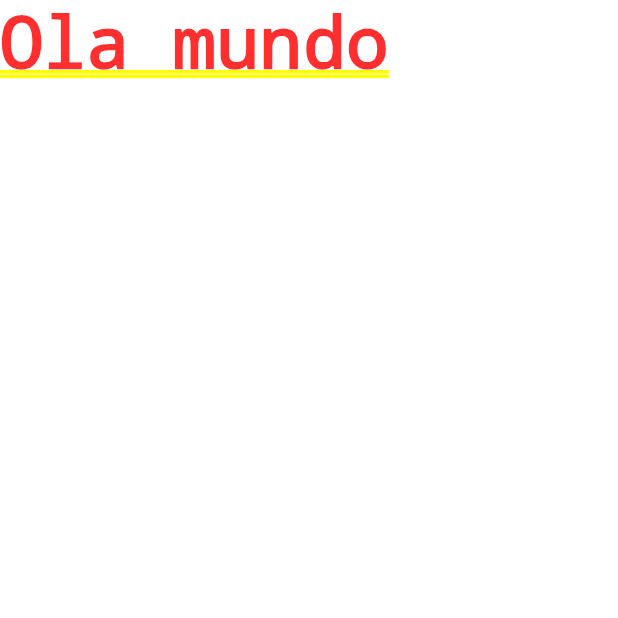
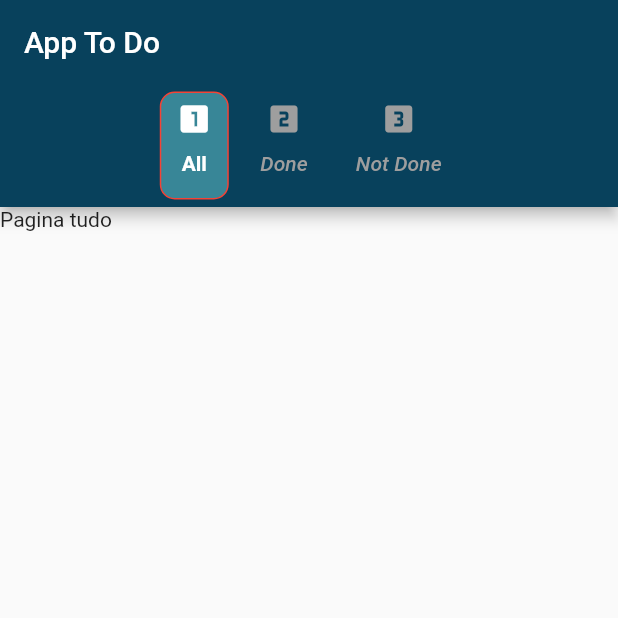
Before and after one commit to winkels7/flutter, a Flutter app: the screen it shows after launch, on a phone screen of 412 x 824 dp, the top half of it. Run offline on Flutter 3.47's test engine with Material 2 defaults, Android fonts, the phone set to English and light mode, and no system bars.

Commit message:
Estruturando páginas

```diff
--- a/desafio-toDo/desafio_todo/lib/main.dart
+++ b/desafio-toDo/desafio_todo/lib/main.dart
@@ -1,13 +1,111 @@
+import 'package:flutter/gestures.dart';
 import 'package:flutter/material.dart';
+import 'package:flutter/rendering.dart';
+
+import 'package:desafio_todo/screens/feito.dart';
+import 'package:desafio_todo/screens/naofeito.dart';
+import 'package:desafio_todo/screens/tudo.dart';
 
 void main() {
   runApp(ToDoApp());
 }
 
 class ToDoApp extends StatelessWidget {
-  Widget build(BuildContext contexto) {
+  @override
+  Widget build(BuildContext context) {
     return MaterialApp(
-      home: Text('Ola mundo'),
+      title: 'App To Do',
+      home: TabLayoutExample(),
     );
   }
 }
+
+class TabLayoutExample extends StatefulWidget {
+  @override
+  State<StatefulWidget> createState() {
+    return _TabLayoutExampleState();
+  }
+}
+
+class _TabLayoutExampleState extends State<TabLayoutExample>
+    with TickerProviderStateMixin {
+  late TabController _tabController;
+
+  @override
+  void initState() {
+    super.initState();
+    _tabController = TabController(length: 6, vsync: this);
+    _tabController.animateTo(2);
+  }
+
+  static const List<Tab> _tabs = [
+    const Tab(icon: Icon(Icons.looks_one), child: const Text('All')),
+    const Tab(icon: Icon(Icons.looks_two), text: 'Done'),
+    const Tab(icon: Icon(Icons.looks_3), text: 'Not Done'),
+  ];
+
+  static const List<Widget> _views = [
+    const Center(child: Tudo()),
+    const Center(child: Feito()),
+    const Center(child: NaoFeito()),
+  ];
+
+  @override
+  Widget build(BuildContext context) {
+    return MaterialApp(
+      home: DefaultTabController(
+        length: 6,
+        child: Scaffold(
+          appBar: AppBar(
+            bottom: TabBar(
+              labelColor: Colors.white,
+              unselectedLabelColor: Colors.grey,
+              labelStyle: const TextStyle(fontWeight: FontWeight.bold),
+              unselectedLabelStyle:
+                  const TextStyle(fontStyle: FontStyle.italic),
+              overlayColor:
+                  MaterialStateColor.resolveWith((Set<MaterialState> states) {
+                if (states.contains(MaterialState.pressed)) {
+                  return Colors.blue;
+                }
+                if (states.contains(MaterialState.focused)) {
+                  return Colors.orange;
+                } else if (states.contains(MaterialState.hovered)) {
+                  return Colors.pinkAccent;
+                }
+
+                return Colors.transparent;
+              }),
+              indicatorWeight: 10,
+              indicatorColor: Color(0xFFCC2936),
+              indicatorSize: TabBarIndicatorSize.tab,
+              indicatorPadding: const EdgeInsets.all(5),
+              indicator: BoxDecoration(
+                border: Border.all(color: Colors.red),
+                borderRadius: BorderRadius.circular(10),
+                color: Color(0xFF388697),
+              ),
+              isScrollable: true,
+              physics: BouncingScrollPhysics(),
+              onTap: (int index) {
+                print('Tab $index is tapped');
+              },
+              enableFeedback: true,
+              // Uncomment the line below and remove DefaultTabController if you want to use a custom TabController
+              // controller: _tabController,
+              tabs: _tabs,
+            ),
+            title: const Text('App To Do'),
+            backgroundColor: Color(0xFF08415C),
+          ),
+          body: const TabBarView(
+            physics: BouncingScrollPhysics(),
+            // Uncomment the line below and remove DefaultTabController if you want to use a custom TabController
+            // controller: _tabController,
+            children: _views,
+          ),
+        ),
+      ),
+    );
+  }
+}
--- /dev/null
+++ b/desafio-toDo/desafio_todo/lib/screens/feito.dart
@@ -0,0 +1,14 @@
+import 'package:flutter/material.dart';
+
+class Feito extends StatelessWidget {
+  const Feito({Key? key}) : super(key: key);
+
+  @override
+  Widget build(BuildContext context) {
+    return Scaffold(
+      body: Container(
+        child: Text('Pagina Feito'),
+      ),
+    );
+  }
+}
--- /dev/null
+++ b/desafio-toDo/desafio_todo/lib/screens/naofeito.dart
@@ -0,0 +1,14 @@
+import 'package:flutter/material.dart';
+
+class NaoFeito extends StatelessWidget {
+  const NaoFeito({Key? key}) : super(key: key);
+
+  @override
+  Widget build(BuildContext context) {
+    return Scaffold(
+      body: Container(
+        child: Text('Pagina NaoFeito'),
+      ),
+    );
+  }
+}
--- /dev/null
+++ b/desafio-toDo/desafio_todo/lib/screens/tudo.dart
@@ -0,0 +1,14 @@
+import 'package:flutter/material.dart';
+
+class Tudo extends StatelessWidget {
+  const Tudo({Key? key}) : super(key: key);
+
+  @override
+  Widget build(BuildContext context) {
+    return Scaffold(
+      body: Container(
+        child: Text('Pagina tudo'),
+      ),
+    );
+  }
+}
```
Also changed, not shown: 1 other file.
